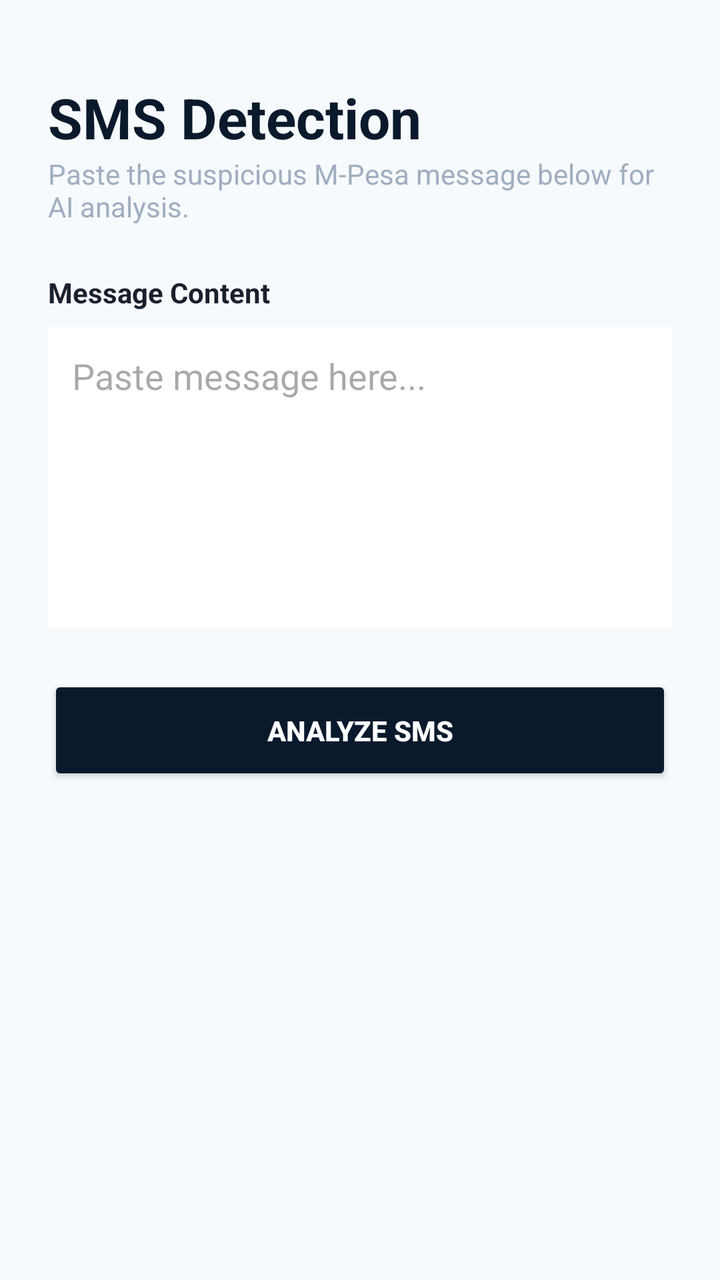
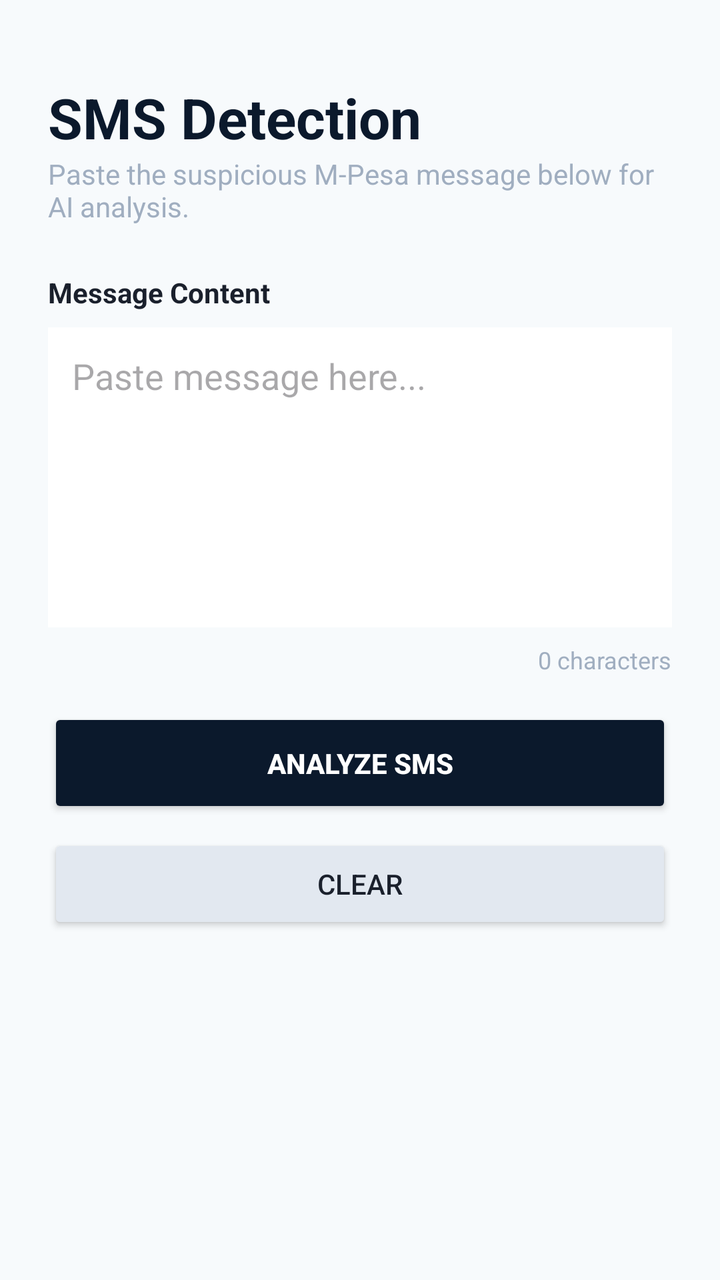

Before-and-after screenshots of an Android layout around one commit, followed by the original layout XML and the change that was made.
<!-- AndroidManifest.xml: application theme Theme.MpesaPhishingDetector -->
<!-- res/layout/activity_sms_detection.xml -->
<?xml version="1.0" encoding="utf-8"?>
<ScrollView xmlns:android="http://schemas.android.com/apk/res/android"
    android:layout_width="match_parent"
    android:layout_height="match_parent"
    android:background="@color/bg_light"
    android:fillViewport="true">

    <LinearLayout
        android:layout_width="match_parent"
        android:layout_height="wrap_content"
        android:orientation="vertical"
        android:padding="24dp">

        <TextView
            android:layout_width="wrap_content"
            android:layout_height="wrap_content"
            android:layout_marginTop="16dp"
            android:text="SMS Detection"
            android:textColor="@color/primary_dark"
            android:textSize="28sp"
            android:textStyle="bold" />

        <TextView
            android:layout_width="wrap_content"
            android:layout_height="wrap_content"
            android:layout_marginBottom="24dp"
            android:text="Paste the suspicious M-Pesa message below for AI analysis."
            android:textColor="@color/text_secondary" />

        <TextView
            android:layout_width="match_parent"
            android:layout_height="wrap_content"
            android:text="Message Content"
            android:textColor="@color/text_dark"
            android:textStyle="bold"
            android:layout_marginBottom="8dp"/>

        <EditText
            android:id="@+id/etSmsInput"
            android:layout_width="match_parent"
            android:layout_height="150dp"
            android:background="@color/bg_card"
            android:padding="12dp"
            android:gravity="top|start"
            android:hint="Paste message here..."
            android:inputType="textMultiLine"
            android:layout_marginBottom="24dp"/>

        <Button
            android:id="@+id/btnAnalyzeSms"
            android:layout_width="match_parent"
            android:layout_height="55dp"
            android:text="ANALYZE SMS"
            android:textColor="@color/text_primary"
            android:textStyle="bold"
            android:backgroundTint="@color/primary_dark"
            android:layout_marginBottom="24dp"/>

        <ProgressBar
            android:id="@+id/progressBarSms"
            android:layout_width="wrap_content"
            android:layout_height="wrap_content"
            android:layout_gravity="center"
            android:visibility="gone" />

    </LinearLayout>
</ScrollView>
<!-- resources referenced by this layout -->
<resources>
  <color name="bg_card">#FFFFFF</color>
  <color name="bg_light">#F7FAFC</color>
  <color name="primary_dark">#0B192C</color>
  <color name="text_dark">#1A202C</color>
  <color name="text_primary">#FFFFFF</color>
  <color name="text_secondary">#A0AEC0</color>
  <style name="Theme.MpesaPhishingDetector" parent="Base.Theme.MpesaPhishingDetector" />
  <style name="Base.Theme.MpesaPhishingDetector" parent="Theme.Material3.DayNight.NoActionBar">
          
          
      </style>
</resources>

<!-- the commit's change to res/layout/activity_sms_detection.xml (unified diff, before → after) -->
@@ -44,7 +44,18 @@
             android:gravity="top|start"
             android:hint="Paste message here..."
             android:inputType="textMultiLine"
-            android:layout_marginBottom="24dp"/>
+            android:layout_marginBottom="8dp"/>
+
+        
+        <TextView
+            android:id="@+id/tvCharCount"
+            android:layout_width="wrap_content"
+            android:layout_height="wrap_content"
+            android:text="0 characters"
+            android:textColor="@color/text_secondary"
+            android:textSize="12sp"
+            android:layout_gravity="end"
+            android:layout_marginBottom="16dp"/>
 
         <Button
             android:id="@+id/btnAnalyzeSms"
@@ -54,6 +65,16 @@
             android:textColor="@color/text_primary"
             android:textStyle="bold"
             android:backgroundTint="@color/primary_dark"
+            android:layout_marginBottom="8dp"/>
+
+        
+        <Button
+            android:id="@+id/btnClearSms"
+            android:layout_width="match_parent"
+            android:layout_height="50dp"
+            android:text="CLEAR"
+            android:textColor="@color/text_dark"
+            android:backgroundTint="#E2E8F0"
             android:layout_marginBottom="24dp"/>
 
         <ProgressBar
